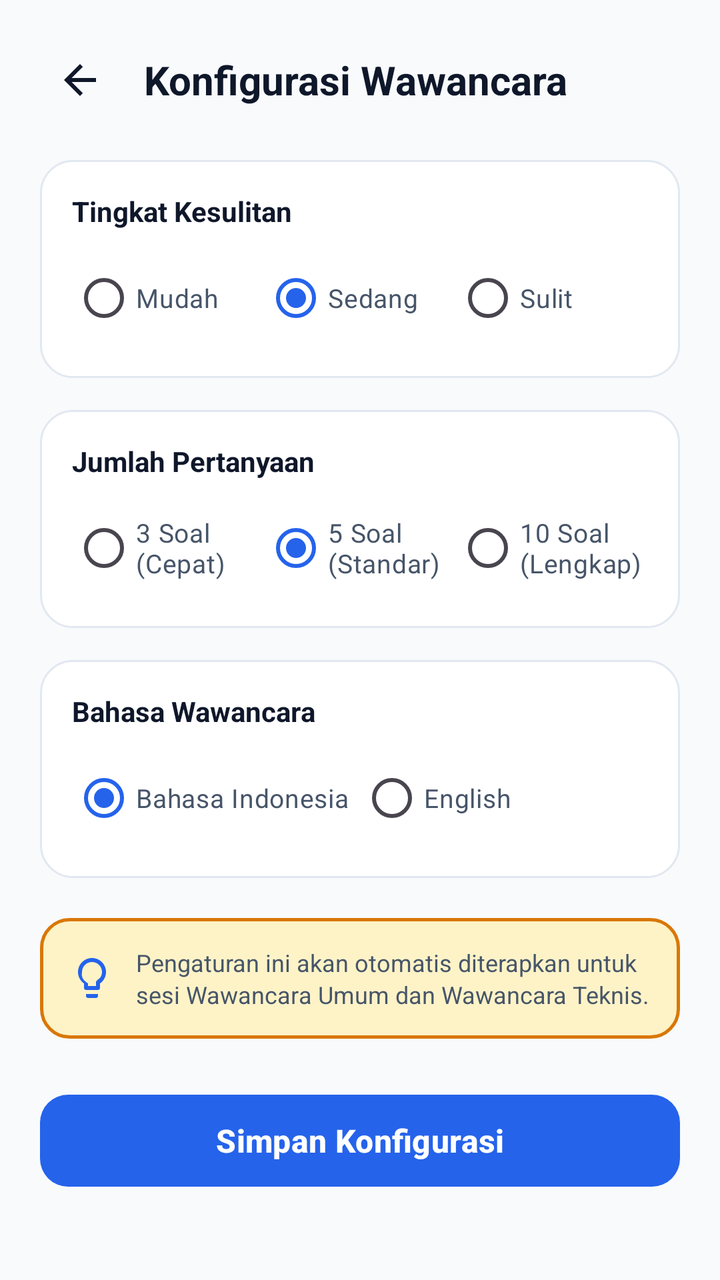
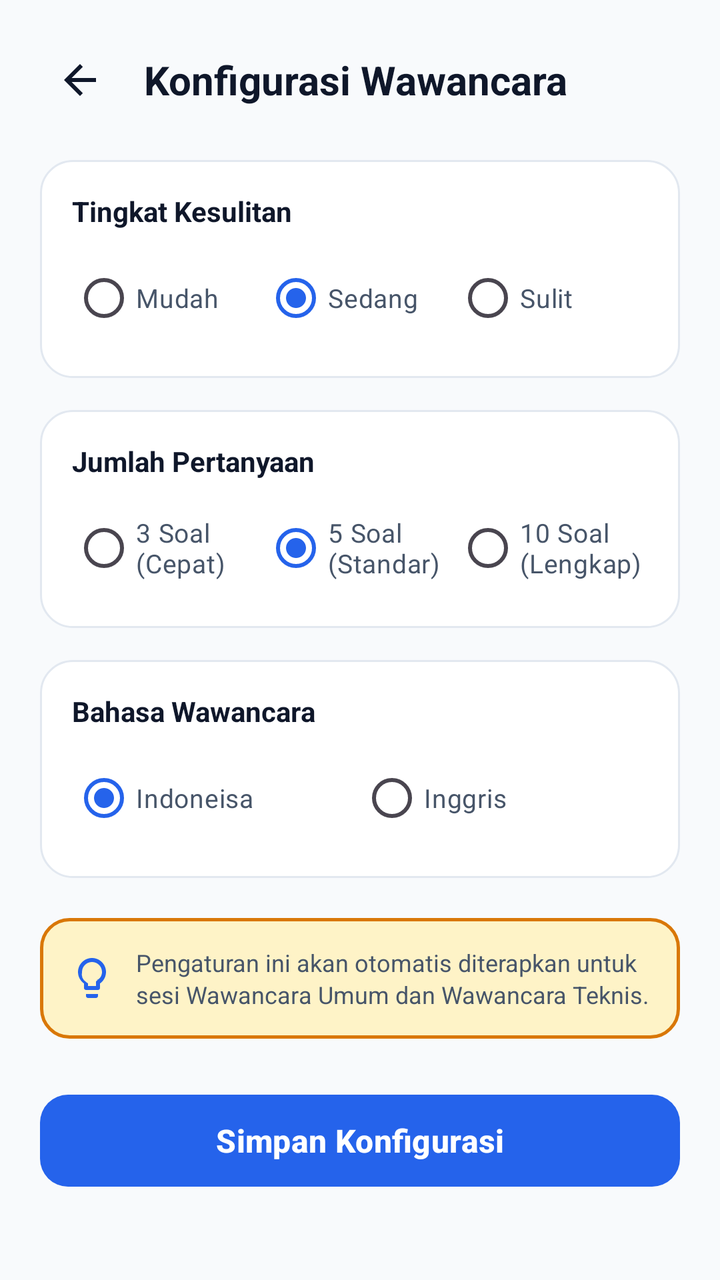

Compare the two renders of this Android layout. The source of the first and the diff that turns it into the second are given below.
<!-- AndroidManifest.xml: application theme Theme.InterviewAI -->
<!-- res/layout/activity_interview_setup.xml -->
<?xml version="1.0" encoding="utf-8"?>
<ScrollView xmlns:android="http://schemas.android.com/apk/res/android"
    xmlns:app="http://schemas.android.com/apk/res-auto"
    android:id="@+id/main"
    android:layout_width="match_parent"
    android:layout_height="match_parent"
    android:background="@color/bg_light"
    android:fillViewport="true">

    <LinearLayout
        android:layout_width="match_parent"
        android:layout_height="wrap_content"
        android:orientation="vertical"
        android:padding="20dp">

        
        <LinearLayout
            android:layout_width="match_parent"
            android:layout_height="wrap_content"
            android:orientation="horizontal"
            android:gravity="center_vertical"
            android:layout_marginBottom="20dp">

            <ImageView
                android:id="@+id/btnBack"
                android:layout_width="40dp"
                android:layout_height="40dp"
                android:padding="8dp"
                android:src="@drawable/ic_arrow_back"
                android:contentDescription="Kembali"
                android:background="?attr/selectableItemBackgroundBorderless"
                android:layout_marginEnd="12dp" />

            <TextView
                android:layout_width="0dp"
                android:layout_height="wrap_content"
                android:layout_weight="1"
                android:text="Konfigurasi Wawancara"
                android:textColor="@color/text_primary"
                android:textSize="20sp"
                android:textStyle="bold" />
        </LinearLayout>

        
        <LinearLayout
            android:layout_width="match_parent"
            android:layout_height="wrap_content"
            android:background="@drawable/bg_card_white"
            android:orientation="vertical"
            android:padding="16dp"
            android:layout_marginBottom="16dp">

            <TextView
                android:layout_width="wrap_content"
                android:layout_height="wrap_content"
                android:text="@string/label_select_difficulty"
                android:textColor="@color/text_primary"
                android:textSize="14sp"
                android:textStyle="bold"
                android:layout_marginBottom="10dp" />

            <RadioGroup
                android:id="@+id/rgDifficulty"
                android:layout_width="match_parent"
                android:layout_height="wrap_content"
                android:orientation="horizontal"
                android:gravity="center_vertical">

                <RadioButton
                    android:id="@+id/rbBeginner"
                    android:layout_width="0dp"
                    android:layout_height="wrap_content"
                    android:layout_weight="1"
                    android:gravity="center_vertical"
                    android:minHeight="48dp"
                    android:singleLine="true"
                    android:maxLines="1"
                    android:ellipsize="none"
                    android:text="Mudah"
                    android:textColor="@color/text_secondary"
                    android:textSize="13sp" />

                <RadioButton
                    android:id="@+id/rbIntermediate"
                    android:layout_width="0dp"
                    android:layout_height="wrap_content"
                    android:layout_weight="1"
                    android:gravity="center_vertical"
                    android:minHeight="48dp"
                    android:singleLine="true"
                    android:maxLines="1"
                    android:ellipsize="none"
                    android:checked="true"
                    android:text="Sedang"
                    android:textColor="@color/text_secondary"
                    android:textSize="13sp" />

                <RadioButton
                    android:id="@+id/rbAdvanced"
                    android:layout_width="0dp"
                    android:layout_height="wrap_content"
                    android:layout_weight="1"
                    android:gravity="center_vertical"
                    android:minHeight="48dp"
                    android:singleLine="true"
                    android:maxLines="1"
                    android:ellipsize="none"
                    android:text="Sulit"
                    android:textColor="@color/text_secondary"
                    android:textSize="13sp" />
            </RadioGroup>
        </LinearLayout>

        
        <LinearLayout
            android:layout_width="match_parent"
            android:layout_height="wrap_content"
            android:background="@drawable/bg_card_white"
            android:orientation="vertical"
            android:padding="16dp"
            android:layout_marginBottom="16dp">

            <TextView
                android:layout_width="wrap_content"
                android:layout_height="wrap_content"
                android:text="@string/label_question_count"
                android:textColor="@color/text_primary"
                android:textSize="14sp"
                android:textStyle="bold"
                android:layout_marginBottom="10dp" />

            <RadioGroup
                android:id="@+id/rgQuestionCount"
                android:layout_width="match_parent"
                android:layout_height="wrap_content"
                android:orientation="horizontal">

                <RadioButton
                    android:id="@+id/rbCount3"
                    android:layout_width="0dp"
                    android:layout_height="wrap_content"
                    android:layout_weight="1"
                    android:text="3 Soal (Cepat)"
                    android:textColor="@color/text_secondary"
                    android:textSize="13sp" />

                <RadioButton
                    android:id="@+id/rbCount5"
                    android:layout_width="0dp"
                    android:layout_height="wrap_content"
                    android:layout_weight="1"
                    android:checked="true"
                    android:text="5 Soal (Standar)"
                    android:textColor="@color/text_secondary"
                    android:textSize="13sp" />

                <RadioButton
                    android:id="@+id/rbCount10"
                    android:layout_width="0dp"
                    android:layout_height="wrap_content"
                    android:layout_weight="1"
                    android:text="10 Soal (Lengkap)"
                    android:textColor="@color/text_secondary"
                    android:textSize="13sp" />
            </RadioGroup>
        </LinearLayout>

        
        <LinearLayout
            android:layout_width="match_parent"
            android:layout_height="wrap_content"
            android:background="@drawable/bg_card_white"
            android:orientation="vertical"
            android:padding="16dp"
            android:layout_marginBottom="20dp">

            <TextView
                android:layout_width="wrap_content"
                android:layout_height="wrap_content"
                android:text="@string/label_select_language"
                android:textColor="@color/text_primary"
                android:textSize="14sp"
                android:textStyle="bold"
                android:layout_marginBottom="10dp" />

            <RadioGroup
                android:id="@+id/rgLanguage"
                android:layout_width="match_parent"
                android:layout_height="wrap_content"
                android:orientation="horizontal">

                <RadioButton
                    android:id="@+id/rbLangId"
                    android:layout_width="0dp"
                    android:layout_height="wrap_content"
                    android:layout_weight="1"
                    android:checked="true"
                    android:text="@string/lang_indonesian"
                    android:textColor="@color/text_secondary"
                    android:textSize="13sp" />

                <RadioButton
                    android:id="@+id/rbLangEn"
                    android:layout_width="0dp"
                    android:layout_height="wrap_content"
                    android:layout_weight="1"
                    android:text="@string/lang_english"
                    android:textColor="@color/text_secondary"
                    android:textSize="13sp" />
            </RadioGroup>
        </LinearLayout>

        
        <LinearLayout
            android:layout_width="match_parent"
            android:layout_height="wrap_content"
            android:background="@drawable/bg_banner_ai_placeholder"
            android:orientation="horizontal"
            android:padding="14dp"
            android:gravity="center_vertical"
            android:layout_marginBottom="24dp">

            <ImageView
                android:layout_width="24dp"
                android:layout_height="24dp"
                android:src="@drawable/ic_lightbulb"
                app:tint="@color/primary"
                android:layout_marginEnd="10dp"
                android:contentDescription="Tips" />

            <TextView
                android:layout_width="0dp"
                android:layout_height="wrap_content"
                android:layout_weight="1"
                android:text="Pengaturan ini akan otomatis diterapkan untuk sesi Wawancara Umum dan Wawancara Teknis."
                android:textColor="@color/text_secondary"
                android:textSize="12sp"
                android:lineSpacingExtra="2dp" />
        </LinearLayout>

        
        <Button
            android:id="@+id/btnSaveConfig"
            android:layout_width="match_parent"
            android:layout_height="54dp"
            android:text="Simpan Konfigurasi"
            android:textColor="@color/white"
            android:textSize="16sp"
            android:textStyle="bold"
            app:backgroundTint="@color/primary"
            app:cornerRadius="14dp"
            android:layout_marginBottom="16dp" />

    </LinearLayout>
</ScrollView>
<!-- resources referenced by this layout -->
<resources>
  <color name="bg_light">#F8FAFC</color>
  <color name="primary">#2563EB</color>
  <color name="text_primary">#0F172A</color>
  <color name="text_secondary">#475569</color>
  <color name="white">#FFFFFF</color>
  <!-- drawable bg_banner_ai_placeholder (drawable) -->
  <?xml version="1.0" encoding="utf-8"?>
  <shape xmlns:android="http://schemas.android.com/apk/res/android"
      android:shape="rectangle">
      <solid android:color="@color/warning_light" />
      <corners android:radius="14dp" />
      <stroke
          android:width="1.5dp"
          android:color="@color/warning" />
  </shape>
  <!-- drawable bg_card_white (drawable) -->
  <?xml version="1.0" encoding="utf-8"?>
  <shape xmlns:android="http://schemas.android.com/apk/res/android"
      android:shape="rectangle">
      <solid android:color="@color/surface_card" />
      <corners android:radius="16dp" />
      <stroke
          android:width="1dp"
          android:color="@color/surface_stroke" />
  </shape>
  <!-- drawable ic_arrow_back (drawable) -->
  <vector xmlns:android="http://schemas.android.com/apk/res/android"
      android:width="24dp"
      android:height="24dp"
      android:viewportWidth="24"
      android:viewportHeight="24">
    <path
        android:fillColor="@color/text_primary"
        android:pathData="M20,11H7.83l5.59,-5.59L12,4l-8,8 8,8 1.41,-1.41L7.83,13H20v-2z"/>
  </vector>
  <!-- drawable ic_lightbulb (drawable) -->
  <vector xmlns:android="http://schemas.android.com/apk/res/android"
      android:width="24dp"
      android:height="24dp"
      android:viewportWidth="24"
      android:viewportHeight="24">
    <path
        android:fillColor="@color/warning"
        android:pathData="M9,21c0,0.55 0.45,1 1,1h4c0.55,0 1,-0.45 1,-1v-1H9v1zm3,-19C8.14,2 5,5.14 5,9c0,2.38 1.19,4.47 3,5.74V17c0,0.55 0.45,1 1,1h6c0.55,0 1,-0.45 1,-1v-2.26c1.81,-1.27 3,-3.36 3,-5.74 0,-3.86 -3.14,-7 -7,-7zm2.85,11.1l-0.85,0.6V16h-4v-1.3l-0.85,-0.6A5.008,5.008 0,0 1,7 9c0,-2.76 2.24,-5 5,-5s5,2.24 5,5c0,1.94 -1.11,3.61 -2.85,4.1z"/>
  </vector>
  <string name="label_question_count">Jumlah Pertanyaan</string>
  <string name="label_select_difficulty">Tingkat Kesulitan</string>
  <string name="label_select_language">Bahasa Wawancara</string>
  <string name="lang_english">English</string>
  <string name="lang_indonesian">Bahasa Indonesia</string>
  <style name="Theme.InterviewAI" parent="Base.Theme.InterviewAI" />
  <color name="warning_light">#FEF3C7</color>
  <color name="warning">#D97706</color>
  <color name="surface_card">#FFFFFF</color>
  <color name="surface_stroke">#E2E8F0</color>
  <style name="Base.Theme.InterviewAI" parent="Theme.Material3.DayNight.NoActionBar">
          
          <item name="colorPrimary">@color/primary</item>
          <item name="colorOnPrimary">@color/on_primary</item>
          <item name="colorPrimaryContainer">@color/primary_container</item>
          <item name="colorSecondary">@color/secondary</item>
  
          
          <item name="android:windowBackground">@color/white</item>
          <item name="android:statusBarColor">@color/white</item>
          <item name="android:windowLightStatusBar">true</item>
          <item name="android:navigationBarColor">@color/white</item>
          <item name="android:windowLightNavigationBar" tools:targetApi="o_mr1">true</item>
      </style>
  <color name="on_primary">#FFFFFF</color>
  <color name="primary_container">#EFF6FF</color>
  <color name="secondary">#0D9488</color>
</resources>

<!-- the commit's change to res/layout/activity_interview_setup.xml (unified diff, before → after) -->
@@ -195,7 +195,7 @@
                     android:layout_height="wrap_content"
                     android:layout_weight="1"
                     android:checked="true"
-                    android:text="@string/lang_indonesian"
+                    android:text="Indoneisa"
                     android:textColor="@color/text_secondary"
                     android:textSize="13sp" />
 
@@ -204,7 +204,7 @@
                     android:layout_width="0dp"
                     android:layout_height="wrap_content"
                     android:layout_weight="1"
-                    android:text="@string/lang_english"
+                    android:text="Inggris"
                     android:textColor="@color/text_secondary"
                     android:textSize="13sp" />
             </RadioGroup>
<!-- resource entries referenced after the edit -->
@@ -48,8 +48,6 @@
   <string name="label_question_count">Jumlah Pertanyaan</string>
   <string name="label_select_difficulty">Tingkat Kesulitan</string>
   <string name="label_select_language">Bahasa Wawancara</string>
-  <string name="lang_english">English</string>
-  <string name="lang_indonesian">Bahasa Indonesia</string>
   <style name="Theme.InterviewAI" parent="Base.Theme.InterviewAI" />
   <color name="warning_light">#FEF3C7</color>
   <color name="warning">#D97706</color>
@@ -61,6 +59,7 @@
           <item name="colorOnPrimary">@color/on_primary</item>
           <item name="colorPrimaryContainer">@color/primary_container</item>
           <item name="colorSecondary">@color/secondary</item>
+          <item name="colorSecondaryContainer">@android:color/transparent</item>
   
           
           <item name="android:windowBackground">@color/white</item>
